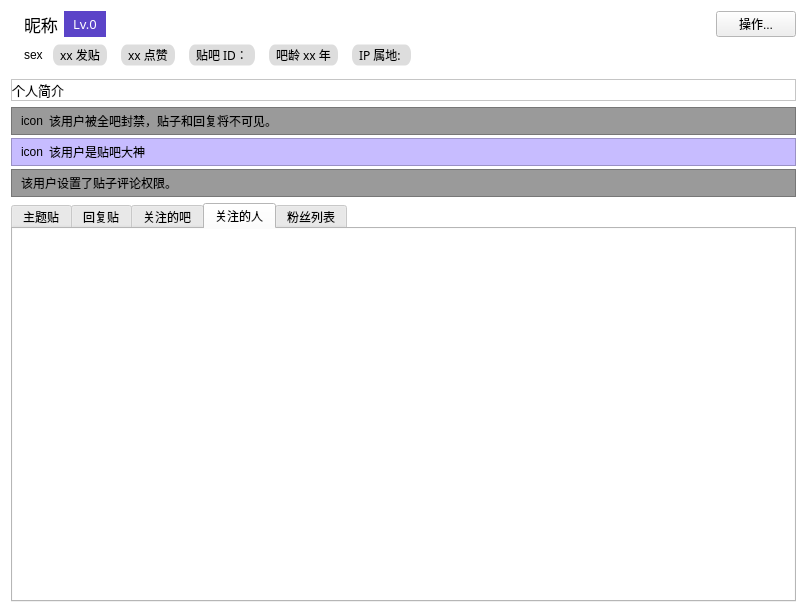
First picture: the form in resf/user_home_page.ui, repository clb-128258/TiebaDesktop, before the edit.
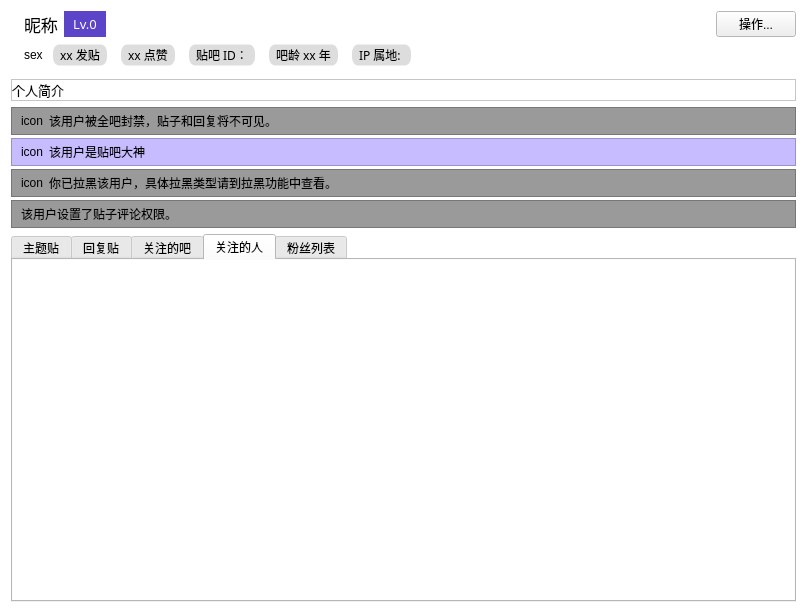
Second picture: the form after the edit. The open tabs and pages were chosen to show the change.

Commit message: add some new info in UserHomePage

Patch:
```diff
--- a/resf/user_home_page.ui
+++ b/resf/user_home_page.ui
@@ -696,6 +696,43 @@
         </layout>
        </widget>
       </item>
+      <item>
+       <widget class="QFrame" name="frame_7">
+        <property name="styleSheet">
+         <string notr="true">QFrame{
+	background-color: rgb(154, 154, 154);
+}</string>
+        </property>
+        <property name="frameShape">
+         <enum>QFrame::StyledPanel</enum>
+        </property>
+        <property name="frameShadow">
+         <enum>QFrame::Raised</enum>
+        </property>
+        <layout class="QGridLayout" name="gridLayout_12" columnstretch="0,1">
+         <property name="topMargin">
+          <number>4</number>
+         </property>
+         <property name="bottomMargin">
+          <number>4</number>
+         </property>
+         <item row="0" column="1">
+          <widget class="QLabel" name="label_17">
+           <property name="text">
+            <string>你已拉黑该用户，具体拉黑类型请到拉黑功能中查看。</string>
+           </property>
+          </widget>
+         </item>
+         <item row="0" column="0">
+          <widget class="QLabel" name="label_18">
+           <property name="text">
+            <string>icon</string>
+           </property>
+          </widget>
+         </item>
+        </layout>
+       </widget>
+      </item>
       <item>
        <widget class="QFrame" name="frame_5">
         <property name="styleSheet">
```
Left out of the diff: 2 changed lines with no effect on the pictures. The commit also changes 10 other files.
